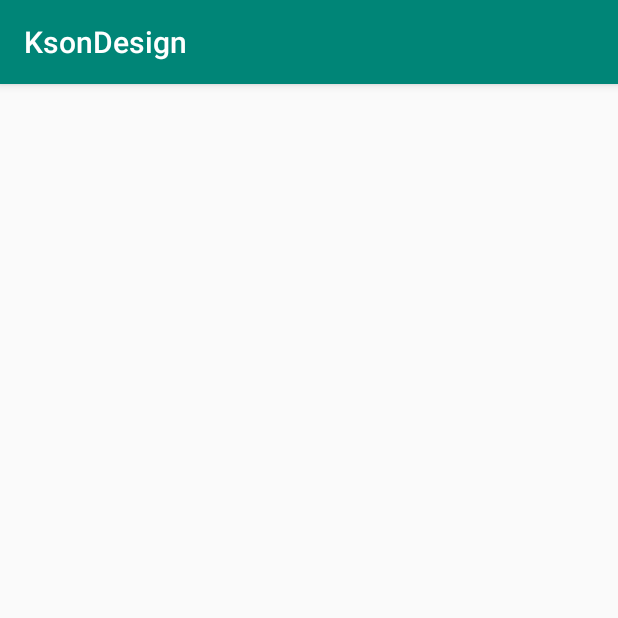
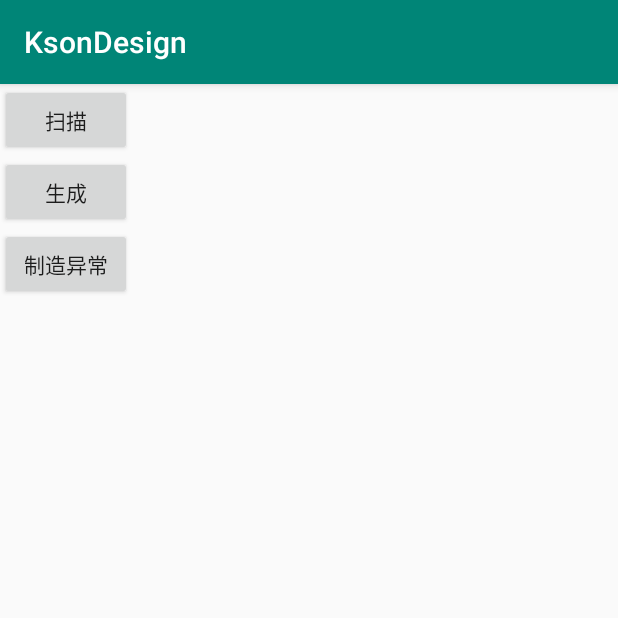
Before and after one commit to KsonCode/ksondesign, an Android app: the screen it shows after launch (MainActivity before the commit, ScanActivity after it), on a phone screen of 412 x 824 dp, the top half of it. Run offline under Robolectric (Android 15) with nearby library versions, the phone set to English and light mode, and no system bars; libraries missing offline, so code that uses them is left out: com.uuzuche.lib_zxing; plain views replace XRecyclerView; 1 statement that could not run was skipped.

Commit message:
全局异常捕获

```diff
--- a/app/build.gradle
+++ b/app/build.gradle
@@ -5,7 +5,7 @@ android {
     defaultConfig {
         applicationId "com.weidu.mall.platform"
         minSdkVersion 15
-        targetSdkVersion 28
+        targetSdkVersion 22
         versionCode 1
         versionName "1.0"
         testInstrumentationRunner "android.support.test.runner.AndroidJUnitRunner"
@@ -31,6 +31,8 @@ dependencies {
     annotationProcessor 'com.jakewharton:butterknife-compiler:8.8.1'
     implementation 'com.google.code.gson:gson:2.8.5'
     implementation 'com.github.bumptech.glide:glide:4.8.0'
+    compile 'com.makeramen:roundedimageview:2.3.0'
+    compile 'cn.yipianfengye.android:zxing-library:2.2'
 }
 
 configurations.all {
--- a/app/src/main/java/com/weidu/mall/platform/MainActivity.java
+++ b/app/src/main/java/com/weidu/mall/platform/MainActivity.java
@@ -23,16 +23,18 @@ public class MainActivity extends BaseMvpActivity<ProductContract.IProductModel,
 
 
 
-    @Override
-    protected void initData() {
-        super.initData();
-//        HashMap<String,String> params = new HashMap<>();
-////        params.put("keywords","手机");
-////        params.put("page","1");
-        presenter.getProductList(new HashMap<String, String>());
+//    @Override
+//    protected void initData() {
+//        super.initData();
+////        HashMap<String,String> params = new HashMap<>();
+//////        params.put("keywords","手机");
+//////        params.put("page","1");
+//        presenter.getProductList(new HashMap<String, String>());
+//
+//
+//    }
 
 
-    }
 
     @Override
     protected void initView() {
@@ -89,4 +91,10 @@ public class MainActivity extends BaseMvpActivity<ProductContract.IProductModel,
         showToast(msg);
 
     }
+
+
+    @Override
+    protected void init() {
+        presenter.getProductList(new HashMap<String, String>());
+    }
 }
--- a/app/src/main/java/com/weidu/mall/platform/application/WdApp.java
+++ b/app/src/main/java/com/weidu/mall/platform/application/WdApp.java
@@ -1,11 +1,20 @@
 package com.weidu.mall.platform.application;
 
+import android.content.Context;
+
 import com.example.lib_core.appclition.BaseApp;
+import com.uuzuche.lib_zxing.activity.ZXingLibrary;
+import com.weidu.mall.platform.exceptionn.CrashHandler;
 
 public class WdApp extends BaseApp {
+
+    public static Context context;
 
     @Override
     public void onCreate() {
         super.onCreate();
+        ZXingLibrary.initDisplayOpinion(this);
+        context = this;
+        CrashHandler.getInstance().init(this);//初始化异常捕获机制
     }
 }
--- /dev/null
+++ b/app/src/main/java/com/weidu/mall/platform/zxing/ScanActivity.java
@@ -0,0 +1,74 @@
+package com.weidu.mall.platform.zxing;
+
+import android.content.Intent;
+import android.graphics.Bitmap;
+import android.graphics.BitmapFactory;
+import android.support.annotation.Nullable;
+import android.support.v7.app.AppCompatActivity;
+import android.os.Bundle;
+import android.view.View;
+import android.widget.ImageView;
+import android.widget.Toast;
+
+import com.uuzuche.lib_zxing.activity.CaptureActivity;
+import com.uuzuche.lib_zxing.activity.CodeUtils;
+import com.weidu.mall.platform.MainActivity;
+import com.weidu.mall.platform.R;
+
+public class ScanActivity extends AppCompatActivity {
+
+    private static final int REQUEST_CODE = 1;
+    private ImageView scanIv;
+
+    @Override
+    protected void onCreate(Bundle savedInstanceState) {
+        super.onCreate(savedInstanceState);
+        setContentView(R.layout.activity_scan);
+        scanIv = findViewById(R.id.iv_scan);
+    }
+
+    /**
+     * 扫描
+     * @param view
+     */
+    public void scan(View view) {
+        Intent intent = new Intent(ScanActivity.this, CaptureActivity.class);
+        startActivityForResult(intent, REQUEST_CODE);
+    }
+
+    @Override
+    protected void onActivityResult(int requestCode, int resultCode, @Nullable Intent data) {
+        super.onActivityResult(requestCode, resultCode, data);
+        /**
+         * 处理二维码扫描结果
+         */
+        if (requestCode == REQUEST_CODE) {
+            //处理扫描结果（在界面上显示）
+            if (null != data) {
+                Bundle bundle = data.getExtras();
+                if (bundle == null) {
+                    return;
+                }
+                if (bundle.getInt(CodeUtils.RESULT_TYPE) == CodeUtils.RESULT_SUCCESS) {
+                    String result = bundle.getString(CodeUtils.RESULT_STRING);
+                    Toast.makeText(this, "解析结果:" + result, Toast.LENGTH_LONG).show();
+                } else if (bundle.getInt(CodeUtils.RESULT_TYPE) == CodeUtils.RESULT_FAILED) {
+                    Toast.makeText(ScanActivity.this, "解析二维码失败", Toast.LENGTH_LONG).show();
+                }
+            }
+        }
+    }
+
+    /**
+     * 生成
+     * @param view
+     */
+    public void product(View view) {
+        Bitmap mBitmap = CodeUtils.createImage("我是谁", 400, 400, null);
+        scanIv.setImageBitmap(mBitmap);
+    }
+
+    public void crash(View view) {
+        int i = 10/0;
+    }
+}
--- /dev/null
+++ b/app/src/main/res/layout/activity_scan.xml
@@ -0,0 +1,33 @@
+<?xml version="1.0" encoding="utf-8"?>
+<LinearLayout xmlns:android="http://schemas.android.com/apk/res/android"
+    xmlns:app="http://schemas.android.com/apk/res-auto"
+    xmlns:tools="http://schemas.android.com/tools"
+    android:layout_width="match_parent"
+    android:layout_height="match_parent"
+    android:orientation="vertical"
+    tools:context=".zxing.ScanActivity">
+
+    <Button
+        android:layout_width="wrap_content"
+        android:layout_height="wrap_content"
+        android:text="扫描"
+        android:onClick="scan"/>
+    <Button
+        android:onClick="product"
+        android:layout_width="wrap_content"
+        android:layout_height="wrap_content"
+        android:text="生成"/>
+    <Button
+        android:onClick="crash"
+        android:layout_width="wrap_content"
+        android:layout_height="wrap_content"
+        android:text="制造异常"/>
+
+    <ImageView
+        android:id="@+id/iv_scan"
+        android:layout_width="wrap_content"
+        android:layout_height="wrap_content" />
+
+
+
+</LinearLayout>
--- a/lib_core/src/main/java/com/example/lib_core/base/mvp/BaseMvpActivity.java
+++ b/lib_core/src/main/java/com/example/lib_core/base/mvp/BaseMvpActivity.java
@@ -17,7 +17,13 @@ public abstract class BaseMvpActivity<M extends IBaseModel,P extends BasePresent
 
             }
         }
+
+        init();
     }
+
+    protected abstract void init();
+
+
 
     @Override
     protected void onDestroy() {
```
Also changed, not shown: app/src/main/AndroidManifest.xml (+8 -2 lines), app/src/main/java/com/weidu/mall/platform/adapter/ItemOneAdapter.java (+14 -5 lines), app/src/main/java/com/weidu/mall/platform/entity/ProductBean.java (+0 -16 lines), app/src/main/java/com/weidu/mall/platform/exceptionn/CrashHandler.java (added, +178 -0 lines), app/src/main/res/layout/itemone_layout.xml (+23 -10 lines), app/src/main/java/com/weidu/mall/platform/presenter/ProductPresenter.java (indentation only).
